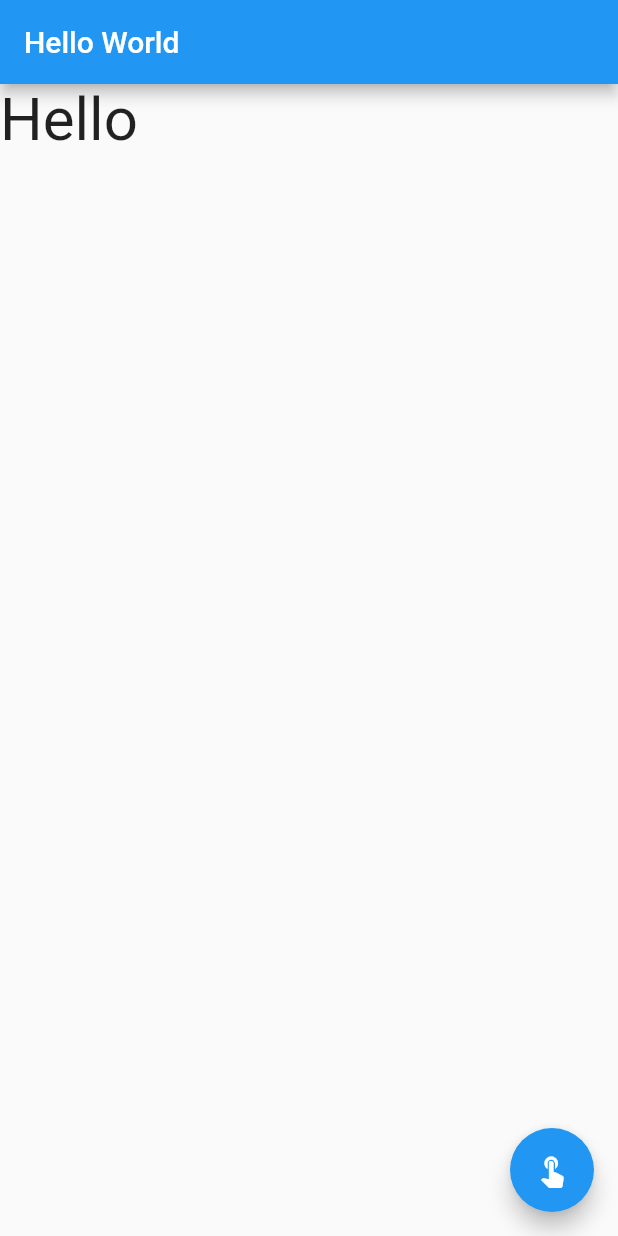
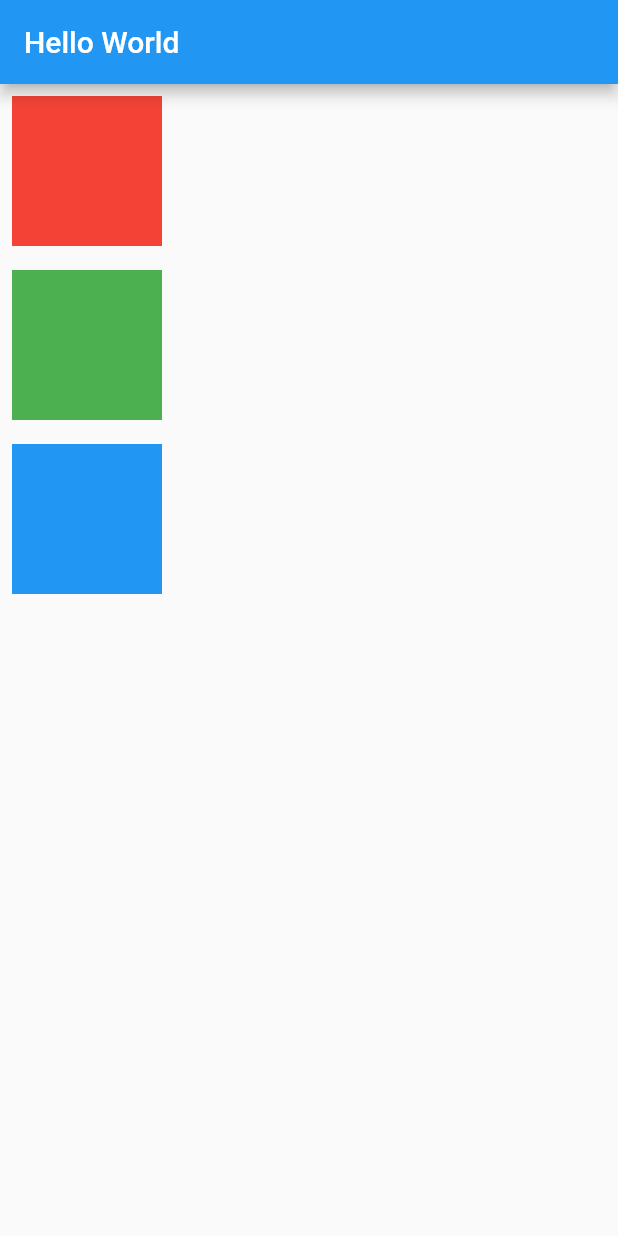
Before and after one commit to ksdhk/flutter, a Flutter app: the screen it shows after launch, on a phone screen of 412 x 824 dp. Run offline on Flutter 3.47's test engine with Material 2 defaults, Android fonts, the phone set to English and light mode, and no system bars.

Commit message:
Update main.dart

```diff
--- a/flutter_app/lib/main.dart
+++ b/flutter_app/lib/main.dart
@@ -19,13 +19,9 @@ class MyApp extends StatelessWidget {
   }
 }
 
-class MyHomePage extends StatefulWidget {
- @override
-  _MyHomePageState createState() => _MyHomePageState();
-}
 
 
-class _MyHomePageState extends State<MyHomePage>{
+class MyHomePage extends StatelessWidget{
   var _text = "Hello";
 
   @override
@@ -34,20 +30,34 @@ class _MyHomePageState extends State<MyHomePage>{
       appBar : AppBar(
           title:Text('Hello World'),
       ),
-      body: Text(
-       _text,
-        style: TextStyle(fontSize:40),
+      body:
+          Column(
+      children:<Widget>[
+      Container(
+        color: Colors.red,
+        width:100,
+        height:100,
+        padding: const EdgeInsets.all(8.0),
+        margin: const EdgeInsets.all(8.0),
       ),
-      floatingActionButton: FloatingActionButton(
-        onPressed:() {
-          setState((){
-            _text = 'World';
-          });
-        },
-        child : Icon(Icons.touch_app),
-      ),
+        Container(
+          color: Colors.green,
+          width:100,
+          height:100,
+          padding: const EdgeInsets.all(8.0),
+          margin: const EdgeInsets.all(8.0),
+        ),
+        Container(
+          color: Colors.blue,
+          width:100,
+          height:100,
+          padding: const EdgeInsets.all(8.0),
+          margin: const EdgeInsets.all(8.0),
+        ),
+    ],
+          )
+    );
 
-    );
   }
 
 }
```
